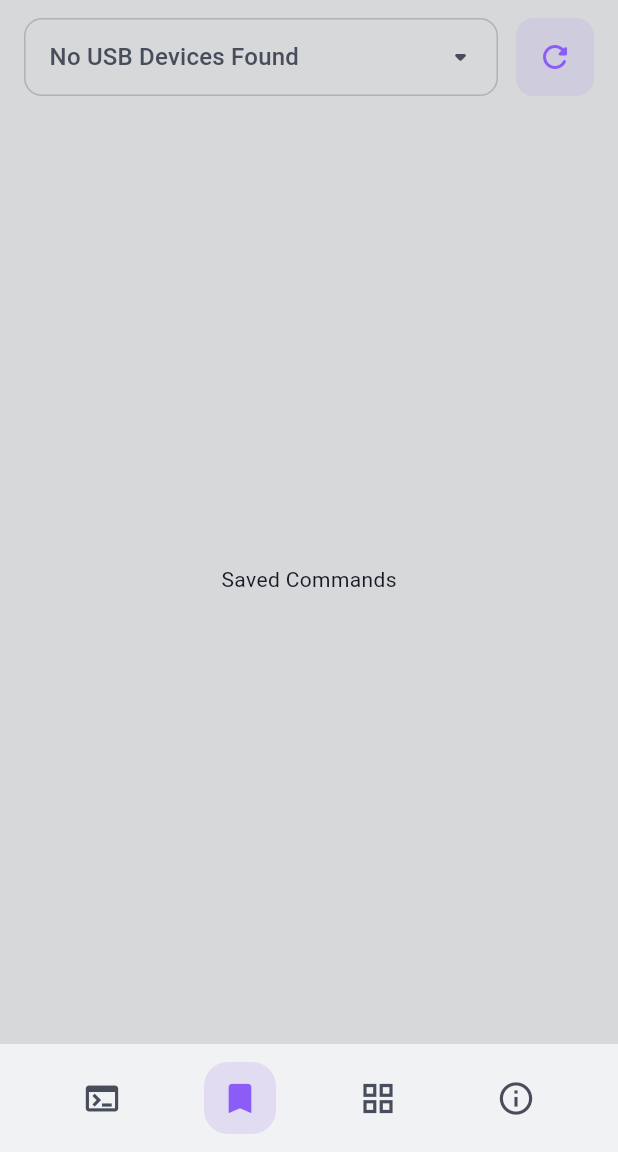
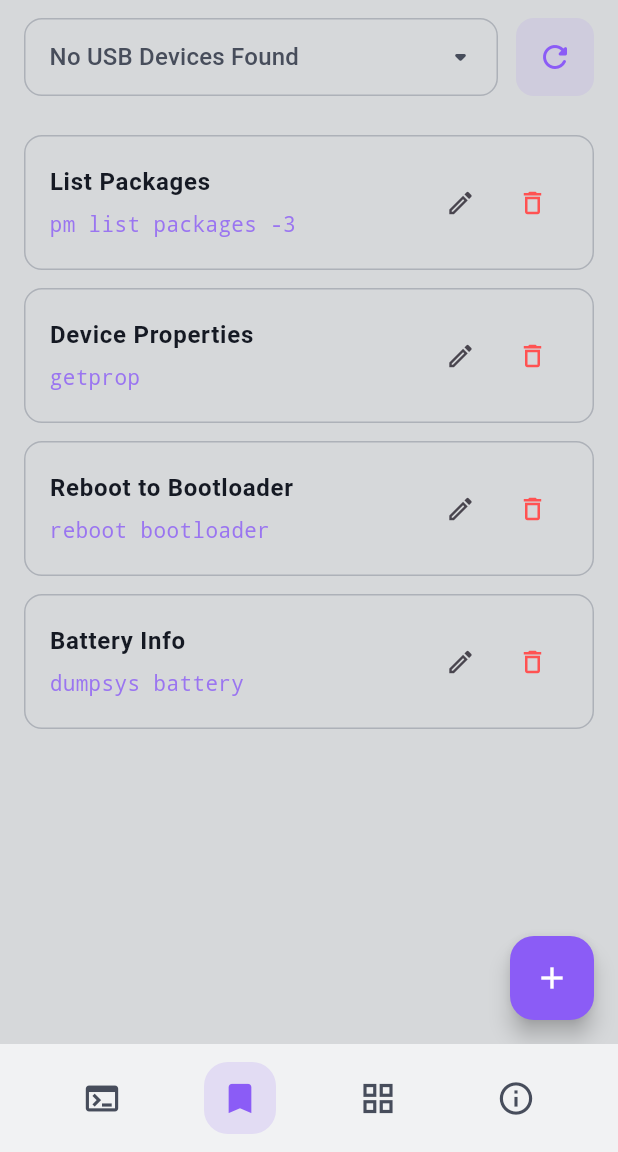
Before and after one commit to Nekoplii/AdShell, a Flutter app: the screen it shows after launch, item 2 of the bottom bar chosen, on a phone screen of 412 x 824 dp, the part 84-1236 px from its top. Run offline on Flutter 3.47's test engine with Material 3 defaults, Android fonts, the phone set to English and light mode, and no system bars; our stand-ins replace hive_flutter; accounts and stored records are empty.

Commit message:
feat: implement persistent saved commands tab with CRUD operations

```diff
--- a/lib/main.dart
+++ b/lib/main.dart
@@ -1,8 +1,12 @@
 import 'package:flutter/material.dart';
+import 'package:hive_flutter/hive_flutter.dart';
 import 'screens/main_screen.dart';
 import 'theme/app_theme.dart';
 
-void main() {
+void main() async {
+  WidgetsFlutterBinding.ensureInitialized();
+  await Hive.initFlutter();
+  await Hive.openBox('adshell');
   runApp(const MyApp());
 }
 
--- a/lib/screens/main_screen.dart
+++ b/lib/screens/main_screen.dart
@@ -4,6 +4,7 @@ import '../core/adb_client.dart';
 import '../core/fastboot_client.dart';
 import '../core/usb_manager.dart';
 import '../theme/app_theme.dart';
+import 'saved_commands_tab.dart';
 
 class MainScreen extends StatefulWidget {
   const MainScreen({super.key});
@@ -517,12 +518,23 @@ class _MainScreenState extends State<MainScreen> {
     );
   }
 
+  void _executeExternalCommand(String command) {
+    setState(() {
+      _commandController.text = command;
+      _selectedIndex = 0; // Switch to terminal tab
+    });
+    // Add small delay to let UI switch tabs before executing
+    Future.delayed(const Duration(milliseconds: 100), () {
+      _submitCommand();
+    });
+  }
+
   Widget _buildCurrentPage() {
     switch (_selectedIndex) {
       case 0:
         return _buildShellTab();
       case 1:
-        return const Center(child: Text('Saved Commands'));
+        return SavedCommandsTab(onExecuteCommand: _executeExternalCommand);
       case 2:
         return const Center(child: Text('App Manager'));
       case 3:
--- /dev/null
+++ b/lib/screens/saved_commands_tab.dart
@@ -0,0 +1,218 @@
+import 'dart:convert';
+import 'package:flutter/material.dart';
+import 'package:hive_flutter/hive_flutter.dart';
+import '../theme/app_theme.dart';
+
+class SavedCommand {
+  final String title;
+  final String command;
+
+  SavedCommand({required this.title, required this.command});
+
+  Map<String, dynamic> toJson() => {
+        'title': title,
+        'command': command,
+      };
+
+  factory SavedCommand.fromJson(Map<String, dynamic> json) => SavedCommand(
+        title: json['title'],
+        command: json['command'],
+      );
+}
+
+class SavedCommandsTab extends StatefulWidget {
+  final Function(String) onExecuteCommand;
+
+  const SavedCommandsTab({super.key, required this.onExecuteCommand});
+
+  @override
+  State<SavedCommandsTab> createState() => _SavedCommandsTabState();
+}
+
+class _SavedCommandsTabState extends State<SavedCommandsTab> {
+  List<SavedCommand> _commands = [];
+  bool _isLoading = true;
+
+  @override
+  void initState() {
+    super.initState();
+    _loadCommands();
+  }
+
+  Future<void> _loadCommands() async {
+    final box = Hive.box('adshell');
+    final String? commandsJson = box.get('saved_commands');
+
+    if (commandsJson != null) {
+      final List<dynamic> decoded = jsonDecode(commandsJson);
+      setState(() {
+        _commands = decoded.map((e) => SavedCommand.fromJson(e)).toList();
+        _isLoading = false;
+      });
+    } else {
+      // Default sample commands
+      setState(() {
+        _commands = [
+          SavedCommand(title: 'List Packages', command: 'pm list packages -3'),
+          SavedCommand(title: 'Device Properties', command: 'getprop'),
+          SavedCommand(title: 'Reboot to Bootloader', command: 'reboot bootloader'),
+          SavedCommand(title: 'Battery Info', command: 'dumpsys battery'),
+        ];
+        _isLoading = false;
+      });
+      _saveCommands();
+    }
+  }
+
+  Future<void> _saveCommands() async {
+    final box = Hive.box('adshell');
+    final String encoded = jsonEncode(_commands.map((e) => e.toJson()).toList());
+    await box.put('saved_commands', encoded);
+  }
+
+  void _showCommandDialog({SavedCommand? commandToEdit, int? index}) {
+    final titleController = TextEditingController(text: commandToEdit?.title ?? '');
+    final commandController = TextEditingController(text: commandToEdit?.command ?? '');
+
+    showDialog(
+      context: context,
+      builder: (context) {
+        final isDark = Theme.of(context).brightness == Brightness.dark;
+        return AlertDialog(
+          backgroundColor: isDark ? AppColors.neutral900 : AppColors.neutral50,
+          title: Text(commandToEdit == null ? 'New Command' : 'Edit Command'),
+          content: Column(
+            mainAxisSize: MainAxisSize.min,
+            children: [
+              TextField(
+                controller: titleController,
+                decoration: const InputDecoration(
+                  labelText: 'Title (e.g. Reboot Device)',
+                  border: OutlineInputBorder(),
+                ),
+              ),
+              const SizedBox(height: 16),
+              TextField(
+                controller: commandController,
+                maxLines: 3,
+                minLines: 1,
+                style: const TextStyle(fontFamily: 'monospace'),
+                decoration: const InputDecoration(
+                  labelText: 'Command (e.g. adb reboot)',
+                  border: OutlineInputBorder(),
+                ),
+              ),
+            ],
+          ),
+          actions: [
+            TextButton(
+              onPressed: () => Navigator.pop(context),
+              child: const Text('Cancel'),
+            ),
+            ElevatedButton(
+              onPressed: () {
+                final title = titleController.text.trim();
+                final cmd = commandController.text.trim();
+                if (title.isNotEmpty && cmd.isNotEmpty) {
+                  setState(() {
+                    if (commandToEdit == null) {
+                      _commands.add(SavedCommand(title: title, command: cmd));
+                    } else {
+                      _commands[index!] = SavedCommand(title: title, command: cmd);
+                    }
+                  });
+                  _saveCommands();
+                  Navigator.pop(context);
+                }
+              },
+              child: const Text('Save'),
+            ),
+          ],
+        );
+      },
+    );
+  }
+
+  void _deleteCommand(int index) {
+    setState(() {
+      _commands.removeAt(index);
+    });
+    _saveCommands();
+  }
+
+  @override
+  Widget build(BuildContext context) {
+    final isDark = Theme.of(context).brightness == Brightness.dark;
+
+    if (_isLoading) {
+      return const Center(child: CircularProgressIndicator());
+    }
+
+    return Scaffold(
+      backgroundColor: Colors.transparent,
+      body: _commands.isEmpty
+          ? Center(
+              child: Text(
+                'No saved commands.',
+                style: TextStyle(color: isDark ? AppColors.neutral400 : AppColors.neutral500),
+              ),
+            )
+          : ListView.builder(
+              padding: const EdgeInsets.only(top: 8, bottom: 80),
+              itemCount: _commands.length,
+              itemBuilder: (context, index) {
+                final cmd = _commands[index];
+                return Container(
+                  margin: const EdgeInsets.symmetric(horizontal: 16, vertical: 6),
+                  decoration: BoxDecoration(
+                    color: isDark ? AppColors.neutral900 : AppColors.neutral100,
+                    borderRadius: BorderRadius.circular(12),
+                    border: Border.all(
+                      color: isDark ? AppColors.neutral800 : AppColors.neutral200,
+                    ),
+                  ),
+                  child: ListTile(
+                    contentPadding: const EdgeInsets.symmetric(horizontal: 16, vertical: 8),
+                    title: Text(
+                      cmd.title,
+                      style: const TextStyle(fontWeight: FontWeight.bold),
+                    ),
+                    subtitle: Padding(
+                      padding: const EdgeInsets.only(top: 6),
+                      child: Text(
+                        cmd.command,
+                        style: TextStyle(
+                          fontFamily: 'monospace',
+                          color: isDark ? AppColors.primary : AppColors.primary.withValues(alpha: 0.8),
+                        ),
+                      ),
+                    ),
+                    trailing: Row(
+                      mainAxisSize: MainAxisSize.min,
+                      children: [
+                        IconButton(
+                          icon: const Icon(Icons.edit_outlined, size: 20),
+                          onPressed: () => _showCommandDialog(commandToEdit: cmd, index: index),
+                        ),
+                        IconButton(
+                          icon: const Icon(Icons.delete_outline, size: 20, color: Colors.redAccent),
+                          onPressed: () => _deleteCommand(index),
+                        ),
+                      ],
+                    ),
+                    onTap: () {
+                      widget.onExecuteCommand(cmd.command);
+                    },
+                  ),
+                );
+              },
+            ),
+      floatingActionButton: FloatingActionButton(
+        onPressed: () => _showCommandDialog(),
+        backgroundColor: AppColors.primary,
+        foregroundColor: Colors.white,
+        child: const Icon(Icons.add),
+      ),
+    );
+  }
+}
```
Also changed, not shown: lib/theme/app_theme.dart (+2 -8 lines).
